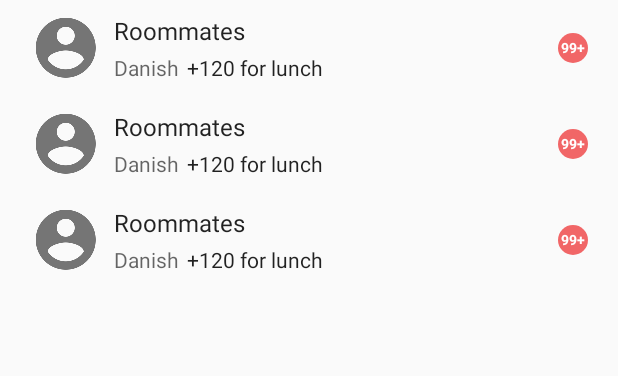
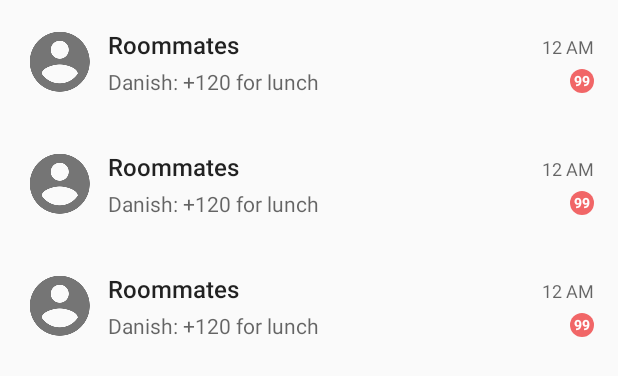
Before and after one commit to hisab-app/hisab-android, an Android app: the layout fragment_groups.xml on its own in the app's theme, with its tools: preview values and no code run, on a phone screen of 412 x 824 dp. Shown: the top 376 px of the screen. Run offline under Robolectric (Android 15) with nearby library versions, the phone set to English and light mode, and no system bars.

Commit message:
refacto: added item decorators for group, included last expense added time in group and, layout parameters altered, changes highlight and context bar color for group items.

```diff
--- a/app/src/main/java/io/github/zkhan93/hisab/model/ui/ExGroup.java
+++ b/app/src/main/java/io/github/zkhan93/hisab/model/ui/ExGroup.java
@@ -31,9 +31,7 @@ public class ExGroup extends Group {
     public ExGroup(Group group) {
         super(group.getId(), group.getName(), group.getModerator(), group.getMembersIds(), group
                 .getCreatedOn(), group.getUpdatedOn(), group
-                .getMembersCount(), group.isFavorite());
-        setLastMsgName(group.getLastMsgName());
-        setLastMsgDesc(group.getLastMsgDesc());
+                .getMembersCount(), group.isFavorite(),group.getLastExpense());
         selected = false;
     }
 
--- a/app/src/main/java/io/github/zkhan93/hisab/ui/adapter/GroupsAdapter.java
+++ b/app/src/main/java/io/github/zkhan93/hisab/ui/adapter/GroupsAdapter.java
@@ -507,7 +507,7 @@ public class GroupsAdapter extends RecyclerView.Adapter<RecyclerView.ViewHolder>
         //TODO:add on long click listeners to items
     }
 
-    interface TYPE {
+    public interface TYPE {
         int EMPTY = 0;
         int NORMAL = 1;
         int HEADER_FAV = 2;
--- a/app/src/main/res/layout/fragment_groups.xml
+++ b/app/src/main/res/layout/fragment_groups.xml
@@ -4,8 +4,6 @@
     android:id="@+id/groups"
     android:layout_width="match_parent"
     android:layout_height="match_parent"
-    android:layout_marginLeft="@dimen/padding_content"
-    android:layout_marginRight="@dimen/padding_content"
     tools:choiceMode="multipleChoiceModal"
     tools:context=".ui.GroupsFragment"
     tools:listitem="@layout/group_item"
--- a/app/src/main/res/layout/group_item.xml
+++ b/app/src/main/res/layout/group_item.xml
@@ -1,27 +1,26 @@
 <?xml version="1.0" encoding="utf-8"?>
-<LinearLayout
-    xmlns:android="http://schemas.android.com/apk/res/android"
+<LinearLayout xmlns:android="http://schemas.android.com/apk/res/android"
     xmlns:tools="http://schemas.android.com/tools"
     android:layout_width="match_parent"
     android:layout_height="wrap_content"
-
-    android:layout_marginEnd="8dp"
-    android:layout_marginStart="8dp"
-
+    android:layout_marginTop="1dp"
+    android:background="?android:selectableItemBackground"
     android:clickable="true"
-    android:foreground="?selectableItemBackground"
+    android:focusable="true"
+    android:foreground="?android:attr/selectableItemBackground"
+    android:gravity="center"
     android:minHeight="?attr/listPreferredItemHeight"
-    android:orientation="vertical">
+    android:orientation="vertical"
+    android:paddingBottom="16dp"
+    android:paddingEnd="16dp"
+    android:paddingStart="16dp"
+    android:paddingTop="16dp">
 
     <LinearLayout
         android:layout_width="match_parent"
         android:layout_height="wrap_content"
         android:gravity="center_vertical"
-        android:orientation="horizontal"
-        android:paddingBottom="8dp"
-        android:paddingEnd="8dp"
-        android:paddingStart="8dp"
-        android:paddingTop="8dp">
+        android:orientation="horizontal">
 
         <de.hdodenhof.circleimageview.CircleImageView
             android:id="@+id/image"
@@ -29,59 +28,82 @@
             android:layout_height="48dp"
             android:maxHeight="48dp"
             android:maxWidth="48dp"
-            android:src="@drawable/ic_account_circle_grey_600_48dp"/>
+            android:src="@drawable/ic_account_circle_grey_600_48dp" />
 
         <LinearLayout
             android:layout_width="0dp"
             android:layout_height="wrap_content"
             android:layout_marginLeft="8dp"
-            android:layout_marginRight="8dp"
             android:layout_weight="1"
             android:orientation="vertical">
 
+            <LinearLayout
+                android:layout_width="match_parent"
+                android:layout_height="wrap_content"
+                android:orientation="horizontal">
+
                 <TextView
                     android:id="@+id/name"
-                style="@style/Subheading"
-                android:layout_width="match_parent"
+                    style="@style/Body2"
+                    android:layout_width="0dp"
                     android:layout_height="wrap_content"
-                tools:text="Roommates"/>
+                    android:layout_weight="1"
+                    tools:text="Roommates" />
+
+                <TextView
+                    android:id="@+id/timestamp"
+                    style="@style/Caption"
+                    android:layout_width="wrap_content"
+                    android:layout_height="wrap_content"
+                    tools:text="12 AM" />
+
+            </LinearLayout>
+
 
             <LinearLayout
                 android:layout_width="match_parent"
-                android:layout_height="wrap_content">
+                android:layout_height="wrap_content"
+                android:layout_marginTop="4dp"
+                android:gravity="center">
 
                 <TextView
                     android:id="@+id/latest_name"
                     style="@style/Caption"
                     android:layout_width="wrap_content"
                     android:layout_height="wrap_content"
-                    android:layout_marginTop="4dp"
+                    android:ellipsize="end"
+                    android:maxLines="1"
                     android:textSize="14sp"
-                    tools:text="Danish"/>
+                    tools:text="Danish: " />
 
                 <TextView
                     android:id="@+id/latest_content"
-                    style="@style/Body1"
-                    android:layout_marginStart="5dp"
-                    android:layout_marginLeft="5dp"
-                    android:layout_width="wrap_content"
+                    style="@style/Caption"
+                    android:layout_width="0dp"
                     android:layout_height="wrap_content"
-                    android:layout_marginTop="4dp"
+                    android:layout_weight="1"
+                    android:ellipsize="end"
+                    android:maxLines="1"
                     android:textSize="14sp"
-                    tools:text="+120 for lunch"/>
-            </LinearLayout>
-        </LinearLayout>
-
+                    tools:text="+120 for lunch" />
 
                 <TextView
                     android:id="@+id/counter"
-            android:layout_width="20dp"
-            android:layout_height="20dp"
+                    android:layout_width="16dp"
+                    android:layout_height="16dp"
+                    android:layout_marginLeft="8dp"
+                    android:layout_marginStart="8dp"
                     android:background="@drawable/circle"
                     android:gravity="center"
                     android:textColor="@color/md_white_1000"
                     android:textSize="9sp"
                     android:textStyle="bold"
-            tools:text="99+"/>
+                    tools:text="99" />
+
             </LinearLayout>
+
         </LinearLayout>
+
+    </LinearLayout>
+
+</LinearLayout>
--- a/app/src/main/res/values-v21/styles.xml
+++ b/app/src/main/res/values-v21/styles.xml
@@ -1,4 +1,15 @@
 <resources>
+
+    <style name="AppTheme" parent="Theme.AppCompat.Light.DarkActionBar">
+        <!-- Customize your theme here. -->
+        <item name="colorPrimary">@color/colorPrimary</item>
+        <item name="colorPrimaryDark">@color/colorPrimary</item>
+        <item name="colorAccent">@color/colorAccent</item>
+        <item name="windowActionModeOverlay">true</item>
+        <item name="android:windowTranslucentStatus">true</item>
+        <item name="android:windowTranslucentNavigation">true</item>
+        <item name="actionModeStyle">@style/LStyled.ActionMode</item>
+    </style>
 
     <style name="AppTheme.NoActionBar">
         <item name="windowActionBar">false</item>
@@ -6,6 +17,7 @@
         <item name="android:windowDrawsSystemBarBackgrounds">true</item>
         <item name="android:statusBarColor">@android:color/transparent</item>
     </style>
+
 
     <style name="Btn.Primary">
         <item name="android:colorButtonNormal">@color/colorPrimary</item>
@@ -29,15 +41,19 @@
     </style>
 
     <style name="Subheading">
-        <item name="android:textAppearance">@android:style/TextAppearance.Material.Subhead</item>
+        <item name="android:textAppearance">@android:style/TextAppearance.Material.Body1</item>
+
     </style>
 
     <style name="Body1">
         <item name="android:textAppearance">@android:style/TextAppearance.Material.Body1</item>
     </style>
+
     <style name="Body2">
         <item name="android:textAppearance">@android:style/TextAppearance.Material.Body2</item>
+        <item name="android:textSize">16sp</item>
     </style>
+
     <style name="Caption">
         <item name="android:textAppearance">@android:style/TextAppearance.Material.Caption</item>
     </style>
--- a/app/src/main/res/values/styles.xml
+++ b/app/src/main/res/values/styles.xml
@@ -4,14 +4,14 @@
     <style name="AppTheme" parent="Theme.AppCompat.Light.DarkActionBar">
         <!-- Customize your theme here. -->
         <item name="colorPrimary">@color/colorPrimary</item>
-        <item name="colorPrimaryDark">@color/colorPrimaryDark</item>
+        <item name="colorPrimaryDark">@color/colorPrimary</item>
         <item name="colorAccent">@color/colorAccent</item>
-        <item name="windowActionModeOverlay">true</item>
-        <item name="actionModeStyle">@style/LStyled.ActionMode</item>
+        <item name="android:windowActionModeOverlay">true</item>
+        <item name="android:actionModeStyle">@style/LStyled.ActionMode</item>
     </style>
 
     <style name="LStyled.ActionMode" parent="@style/Widget.AppCompat.ActionMode">
-        <item name="background">@color/md_blue_grey_500</item>
+        <item name="background">@color/md_red_400</item>
     </style>
 
     <style name="AppTheme.NoActionBar">
@@ -19,9 +19,9 @@
         <item name="windowNoTitle">true</item>
     </style>
 
-    <style name="AppTheme.AppBarOverlay" parent="ThemeOverlay.AppCompat.Dark.ActionBar"/>
+    <style name="AppTheme.AppBarOverlay" parent="ThemeOverlay.AppCompat.Dark.ActionBar" />
 
-    <style name="AppTheme.PopupOverlay" parent="ThemeOverlay.AppCompat.Light"/>
+    <style name="AppTheme.PopupOverlay" parent="ThemeOverlay.AppCompat.Light" />
 
     <style name="Btn" parent="Base.Widget.AppCompat.Button.Colored">
         <item name="android:layout_marginTop">@dimen/btn_margin_low</item>
@@ -74,15 +74,23 @@
     <style name="Body1">
         <item name="android:textAppearance">@android:style/TextAppearance.Small</item>
     </style>
+
     <style name="Body2">
-        <item name="android:textAppearance">@android:style/TextAppearance.Small</item>
+        <item name="android:textAppearance">@android:style/TextAppearance.Medium</item>
+        <item name="android:textSize">16sp</item>
     </style>
+
     <style name="Caption">
         <item name="android:textSize">12sp</item>
     </style>
 
     <style name="Txt">
 
+    </style>
+
+    <style name="listHeader">
+        <item name="android:textSize">14sp</item>
+        <item name="android:fontFamily">Roboto</item>
     </style>
 
     <style name="Txt.LARGE" parent="Txt">
@@ -102,4 +110,5 @@
         <item name="android:layout_width">wrap_content</item>
         <item name="android:layout_height">wrap_content</item>
     </style>
+
 </resources>
```
Also changed, not shown: app/build.gradle (+7 -7 lines), app/src/main/java/io/github/zkhan93/hisab/model/Group.java (+12 -24 lines), app/src/main/java/io/github/zkhan93/hisab/model/viewholder/GroupItemVH.java (+29 -15 lines), app/src/main/java/io/github/zkhan93/hisab/ui/GroupsFragment.java (+13 -1 lines), app/src/main/java/io/github/zkhan93/hisab/ui/HorizontalDividerDecoration.java (added, +80 -0 lines), app/src/main/res/drawable/horizontal_divider.xml (added, +8 -0 lines), app/src/main/res/drawable/horizontal_inverse_divider.xml (added, +8 -0 lines), app/src/main/res/layout/group_category_header.xml (+11 -7 lines). Lines whose indentation alone changed are shown as unchanged.
